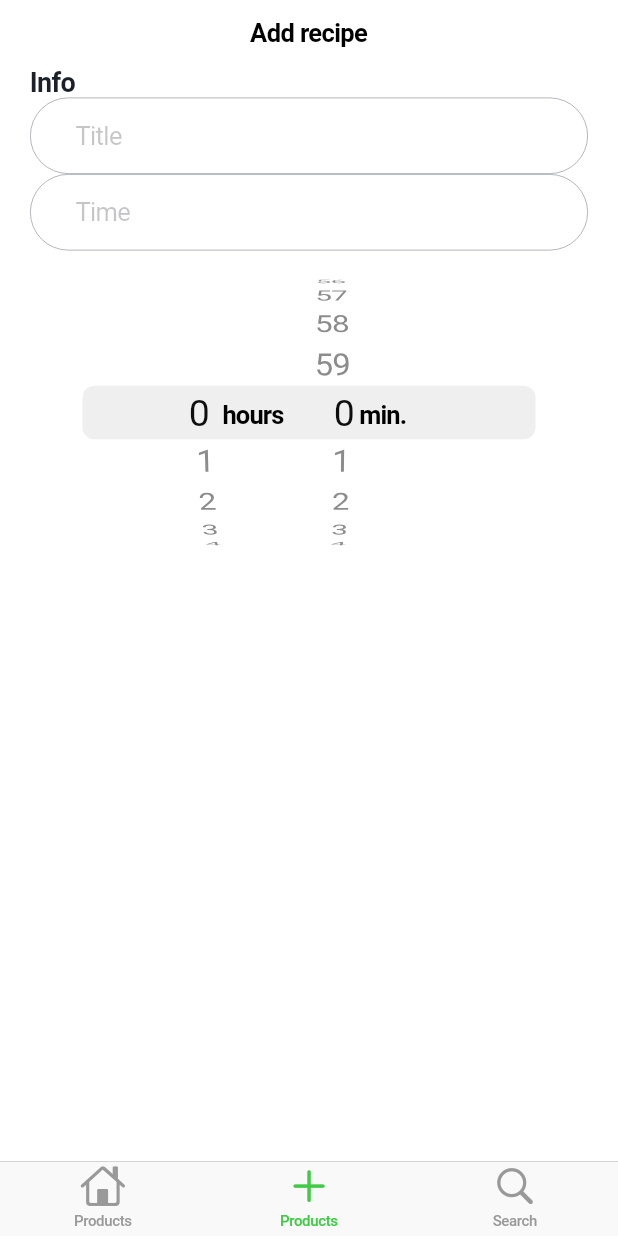
After one commit to AKosmachyov/MenuApp, a Flutter app: the screen it shows after launch, item 2 of the bottom bar chosen, on a phone screen of 412 x 824 dp. The commit adds this screen. Run offline on Flutter 3.47's test engine with Material 2 defaults, Android fonts, the phone set to English and light mode, and no system bars.

Commit message:
save old changes

```diff
--- a/lib/app.dart
+++ b/lib/app.dart
@@ -1,5 +1,6 @@
 import 'package:flutter/cupertino.dart';
 import 'package:flutter/services.dart';
+import 'package:menu_app/pages/add_recipe_page.dart';
 import 'package:menu_app/styles.dart';
 
 import 'pages/home_tab.dart';
@@ -33,6 +34,10 @@ class CupertinoStoreHomePage extends StatelessWidget {
             label: 'Products',
           ),
           BottomNavigationBarItem(
+            icon: Icon(CupertinoIcons.plus),
+            label: 'Products',
+          ),
+          BottomNavigationBarItem(
             icon: Icon(CupertinoIcons.search),
             label: 'Search',
           ),
@@ -49,15 +54,12 @@ class CupertinoStoreHomePage extends StatelessWidget {
             returnValue = CupertinoTabView(builder: (context) => HomeTab());
             break;
           case 1:
+            returnValue =
+                CupertinoTabView(builder: (context) => AddRecipePage());
+            break;
+          case 2:
             returnValue = CupertinoTabView(builder: (context) => SearchTab());
             break;
-          // case 2:
-          //   returnValue = CupertinoTabView(builder: (context) {
-          //     return CupertinoPageScaffold(
-          //       child: ShoppingCartTab(),
-          //     );
-          //   });
-          //   break;
         }
         return returnValue;
       },
--- a/lib/model/models.dart
+++ b/lib/model/models.dart
@@ -79,10 +79,8 @@ class Product {
 }
 
 class Instruction {
-  const Instruction(
-      {required this.order, required this.title, this.description});
+  const Instruction({required this.order, required this.description});
 
   final int order;
-  final String title;
-  final String? description;
+  final String description;
 }
--- /dev/null
+++ b/lib/pages/add_recipe_page.dart
@@ -0,0 +1,102 @@
+import 'package:flutter/cupertino.dart';
+import 'package:menu_app/styles.dart';
+
+class AddRecipePage extends StatefulWidget {
+  @override
+  _AddRecipePageState createState() => _AddRecipePageState();
+}
+
+class _AddRecipePageState extends State<AddRecipePage> {
+  final GlobalKey<FormState> _formKey = GlobalKey<FormState>();
+
+  @override
+  Widget build(BuildContext context) {
+    return CupertinoPageScaffold(
+        navigationBar: const CupertinoNavigationBar(
+          middle: Text("Add recipe"),
+        ),
+        child: SafeArea(
+            minimum: EdgeInsets.symmetric(horizontal: 20),
+            child: SingleChildScrollView(
+                child: Form(
+                    key: _formKey,
+                    child: Column(
+                        crossAxisAlignment: CrossAxisAlignment.start,
+                        children: [
+                          Text(
+                            "Info",
+                            style: Styles.headerTextStyle,
+                          ),
+                          CupertinoTextField(
+                            placeholder: "Title",
+                            padding: EdgeInsets.symmetric(
+                                vertical: 15, horizontal: 30),
+                            onChanged: (v) {
+                              print(v);
+                            },
+                            decoration: BoxDecoration(
+                              border: Border.all(
+                                width: 0.5,
+                                color: Styles.textSecondaryColor,
+                              ),
+                              borderRadius: BorderRadius.circular(32.0),
+                            ),
+                          ),
+                          CupertinoTextField(
+                            placeholder: "Time",
+                            padding: EdgeInsets.symmetric(
+                                vertical: 15, horizontal: 30),
+                            onChanged: (v) {
+                              print(v);
+                            },
+                            decoration: BoxDecoration(
+                              border: Border.all(
+                                width: 0.5,
+                                color: Styles.textSecondaryColor,
+                              ),
+                              borderRadius: BorderRadius.circular(32.0),
+                            ),
+                          ),
+                          CupertinoTimerPicker(
+                            mode: CupertinoTimerPickerMode.hm,
+                            onTimerDurationChanged: (value) {
+                              print(value);
+                            },
+                          )
+                          // Cuppertino
+                          // CupertinoTimerPicker(onTimerDurationChanged: onTimerDurationChanged)
+                          // CupertinoPicker(itemExtent: itemExtent, onSelectedItemChanged: onSelectedItemChanged, children: children)
+                        ])))));
+    // Row(children: [
+    // Expanded(
+    // CupertinoTextField(placeholder: "Item 1"),
+    // ),
+    // CupertinoTextField(placeholder: "123"),
+    // ]),
+    // ]),
+    // child: Form(
+    //     key: _formKey,
+    //     child: Column(children: [
+
+    //       // CupertinoTextField(placeholder: "Time"),
+    //       // CupertinoTextField(placeholder: "Number of people"),
+    //       // CupertinoTextField(placeholder: "Category"),
+    //       // CupertinoTextField(placeholder: "Description"),
+    //       // Text("Ingredients"),
+    //       Row(children: [
+    //         Expanded(
+    //           child: CupertinoTextField(placeholder: "Item 1"),
+    //         ),
+    //         CupertinoTextField(placeholder: "123"),
+    //       ]),
+    //       // Row(children: [
+    //       //   CupertinoTextField(placeholder: "Item 1"),
+    //       //   CupertinoTextField(placeholder: "123"),
+    //       // ]),
+    //       // Text("Instructions"),
+    //       // CupertinoTextField(placeholder: "Step 1"),
+    //       // CupertinoTextField(placeholder: "Step 2"),
+    //       // CupertinoTextField(placeholder: "Step 3"),
+    //     ])),
+  }
+}
```
Also changed, not shown: lib/model/products_repository.dart (+3 -7 lines), lib/pages/recipe_details_page.dart (+5 -10 lines).
